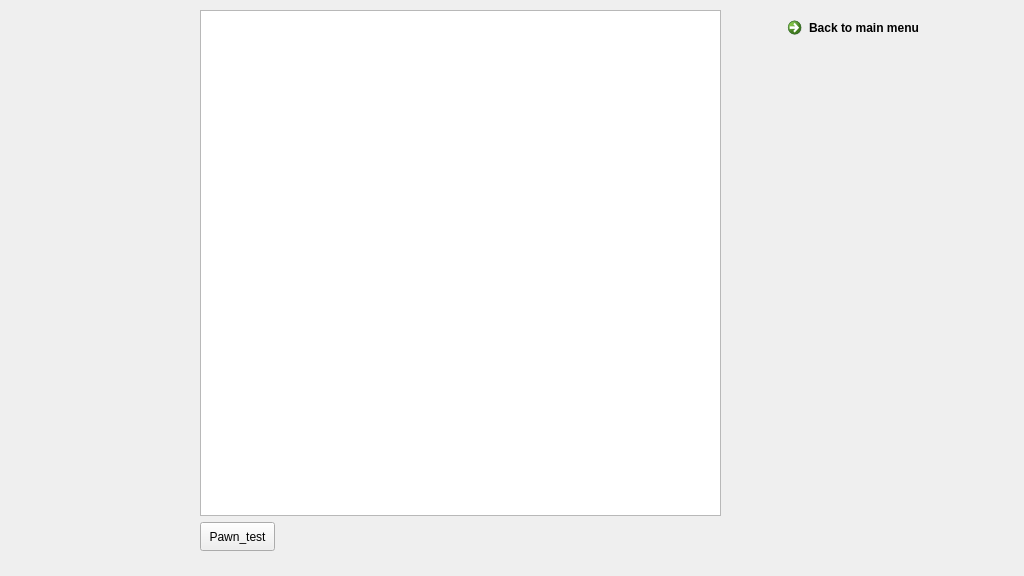
Before: the Qt Designer form Antichess/mainwindow.ui in L0G4NN/EE273Project, drawn with Qt 5.
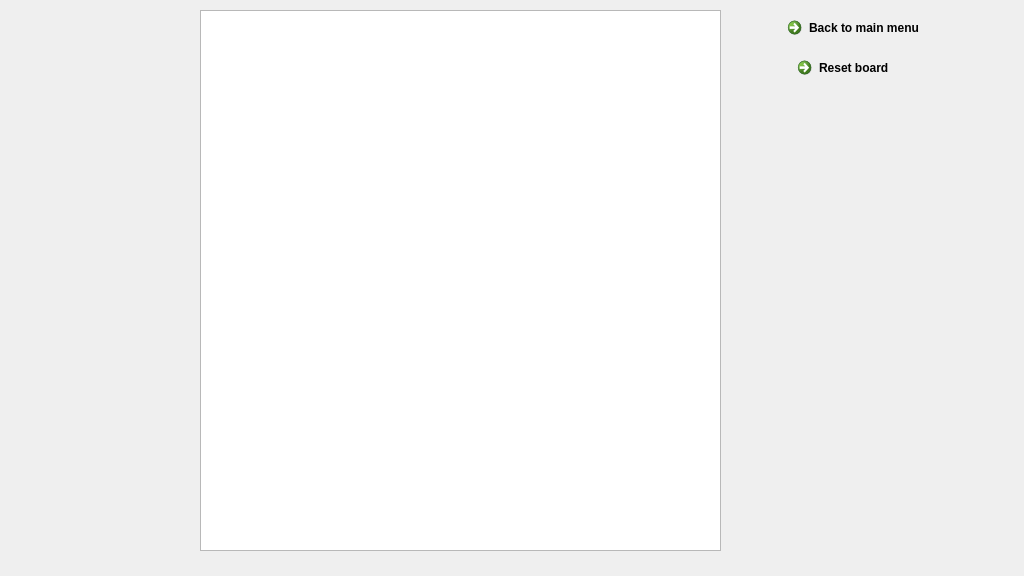
After: the same form once the commit is applied. Icons and pictures are not drawn.

Diff of the .ui file:
```diff
--- a/Antichess/mainwindow.ui
+++ b/Antichess/mainwindow.ui
@@ -220,34 +220,6 @@
        <item>
         <widget class="QGraphicsView" name="boardGraphic"/>
        </item>
-       <item>
-        <widget class="QPushButton" name="PawnTest">
-         <property name="sizePolicy">
-          <sizepolicy hsizetype="Ignored" vsizetype="Fixed">
-           <horstretch>0</horstretch>
-           <verstretch>0</verstretch>
-          </sizepolicy>
-         </property>
-         <property name="minimumSize">
-          <size>
-           <width>50</width>
-           <height>29</height>
-          </size>
-         </property>
-         <property name="maximumSize">
-          <size>
-           <width>75</width>
-           <height>29</height>
-          </size>
-         </property>
-         <property name="text">
-          <string>Pawn_test</string>
-         </property>
-         <property name="checkable">
-          <bool>true</bool>
-         </property>
-        </widget>
-       </item>
       </layout>
      </widget>
      <widget class="QWidget" name="gridLayoutWidget">
@@ -777,6 +749,22 @@
       <zorder>_60</zorder>
       <zorder>_20</zorder>
      </widget>
+     <widget class="QCommandLinkButton" name="resetButton">
+      <property name="geometry">
+       <rect>
+        <x>840</x>
+        <y>50</y>
+        <width>185</width>
+        <height>41</height>
+       </rect>
+      </property>
+      <property name="text">
+       <string>Reset board</string>
+      </property>
+      <property name="icon">
+       <iconset theme="accessories-dictionary"/>
+      </property>
+     </widget>
     </widget>
    </widget>
   </widget>
```
